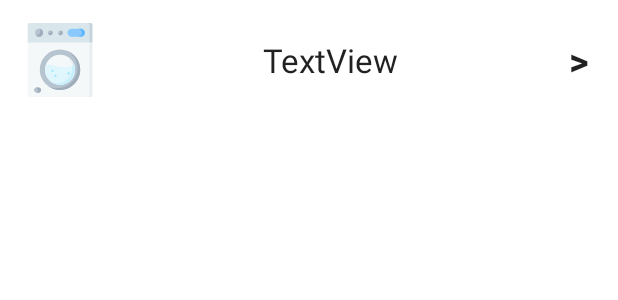
After one commit to Yicheng-1218/DormitoryHelper, an Android app: the layout fix_item.xml on its own in the app's theme, with its tools: preview values and no code run, on a phone screen of 412 x 824 dp. The commit adds this screen. Shown: the top 300 px of the screen. Run offline under Robolectric (Android 15) with nearby library versions, the phone set to English and light mode, and no system bars.

Commit message:
新增管理員報修頁面

```diff
--- /dev/null
+++ b/app/src/main/res/layout/fix_item.xml
@@ -0,0 +1,52 @@
+<?xml version="1.0" encoding="utf-8"?>
+<androidx.constraintlayout.widget.ConstraintLayout xmlns:android="http://schemas.android.com/apk/res/android"
+    xmlns:app="http://schemas.android.com/apk/res-auto"
+    xmlns:tools="http://schemas.android.com/tools"
+    android:id="@+id/fixItem"
+    android:layout_width="match_parent"
+    android:layout_height="match_parent"
+    android:background="?attr/selectableItemBackground"
+    android:clickable="true"
+    android:focusable="true">
+
+    <LinearLayout
+        android:layout_width="match_parent"
+        android:layout_height="wrap_content"
+        android:orientation="horizontal"
+        app:layout_constraintEnd_toEndOf="parent"
+        app:layout_constraintStart_toStartOf="parent"
+        app:layout_constraintTop_toTopOf="parent">
+
+        <ImageView
+            android:id="@+id/imageView5"
+            android:layout_width="80dp"
+            android:layout_height="80dp"
+            android:paddingVertical="15dp"
+            app:srcCompat="@drawable/ic_laundry"
+            tools:layout_editor_absoluteX="18dp"
+            tools:layout_editor_absoluteY="23dp" />
+
+        <TextView
+            android:id="@+id/textView27"
+            android:layout_width="wrap_content"
+            android:layout_height="match_parent"
+            android:layout_weight="5"
+            android:gravity="center"
+            android:text="TextView"
+            android:textAppearance="@style/TextAppearance.AppCompat.Large"/>
+
+        <TextView
+            android:layout_width="wrap_content"
+            android:layout_height="match_parent"
+            android:layout_weight="1"
+            android:gravity="center"
+            android:text=">"
+            android:textAppearance="@style/TextAppearance.AppCompat.Large"
+            android:textSize="25sp"
+            android:textStyle="bold"/>
+
+    </LinearLayout>
+
+
+
+</androidx.constraintlayout.widget.ConstraintLayout>
```
Also changed, not shown: app/src/main/java/com/example/tkulife_pro/admin/AdminMainPage.kt (+15 -0 lines), app/src/main/java/com/example/tkulife_pro/admin/fixreport/FixNotification.kt (added, +46 -0 lines), app/src/main/java/com/example/tkulife_pro/admin/fixreport/FixTab/Check.kt (added, +55 -0 lines), app/src/main/java/com/example/tkulife_pro/admin/fixreport/FixTab/PageAdapter.kt (added, +36 -0 lines), app/src/main/java/com/example/tkulife_pro/admin/fixreport/FixTab/Process.kt (added, +33 -0 lines), app/src/main/java/com/example/tkulife_pro/admin/fixreport/FixTab/TabAdapter.kt (added, +22 -0 lines), app/src/main/res/layout/activity_admin_main_page.xml (+9 -0 lines), app/src/main/res/layout/activity_fix_notification.xml (added, +51 -0 lines), app/src/main/res/layout/fragment_check.xml (added, +13 -0 lines), app/src/main/res/layout/fragment_process.xml (added, +13 -0 lines).
